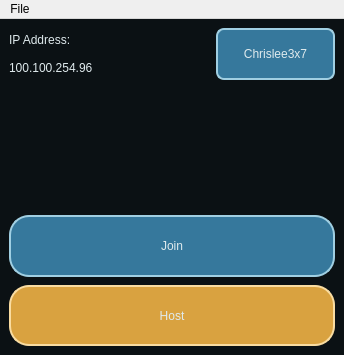
erakai/Mercury, file app/mainwindow.ui: the form before one commit.
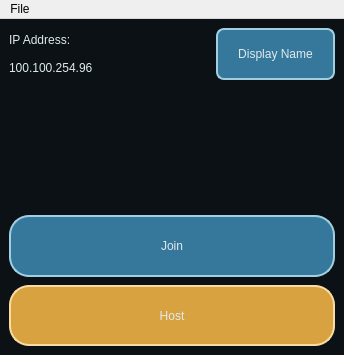
The form after the commit.

What changed in the file:
```diff
--- a/app/mainwindow.ui
+++ b/app/mainwindow.ui
@@ -115,7 +115,7 @@
            </sizepolicy>
           </property>
           <property name="text">
-           <string>Chrislee3x7</string>
+           <string>Display Name</string>
           </property>
          </widget>
         </item>
```
Left out of the diff: 2 changed lines with no effect on the pictures.
